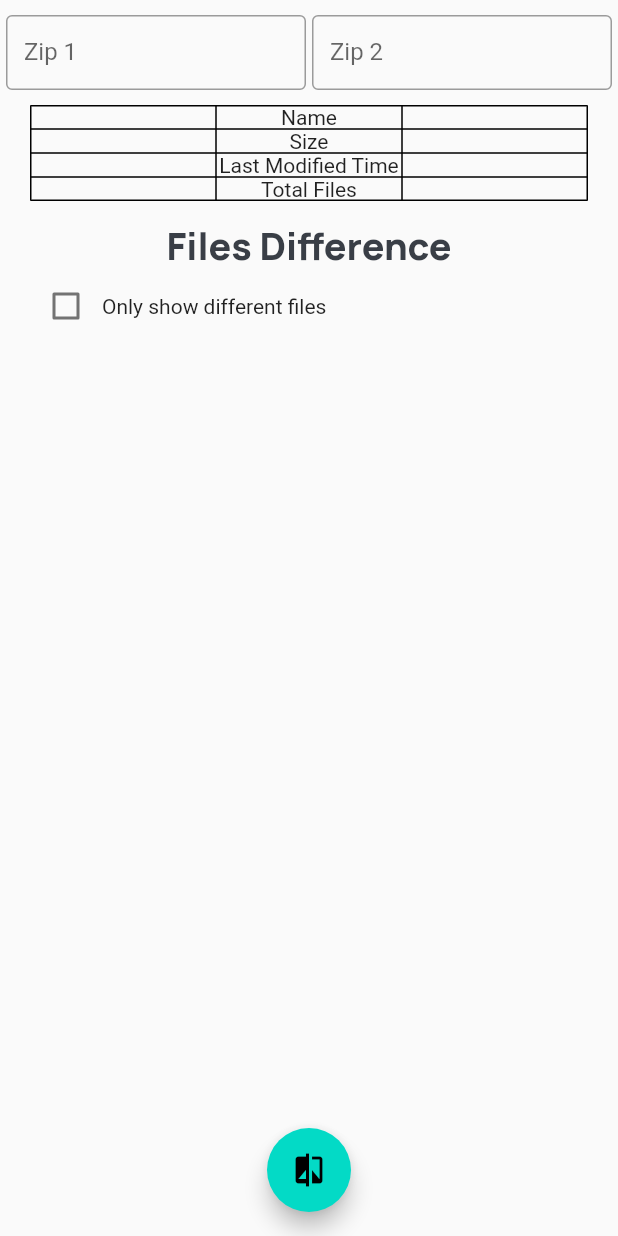
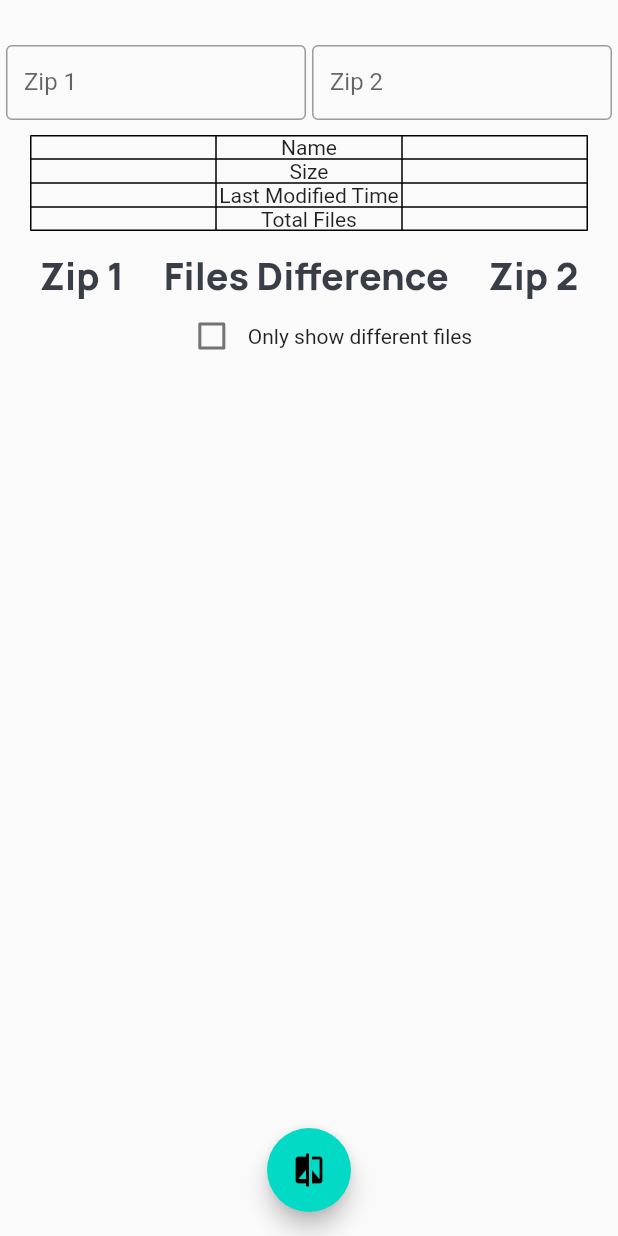
Before and after one commit to wish4129/zip_diff, a Flutter app: the screen it shows after launch, on a phone screen of 412 x 824 dp. Run offline on Flutter 3.47's test engine with Material 2 defaults, Android fonts, the phone set to English and light mode, and no system bars; our stand-ins replace cross_file, file_picker, flutter_riverpod, riverpod_annotation; missing offline and left inert: desktop_drop.

Commit message:
add title for list

```diff
--- a/lib/main.dart
+++ b/lib/main.dart
@@ -35,7 +35,9 @@ class _MyAppState extends ConsumerState<MyApp> {
       home: Scaffold(
         body: Center(
           child: Column(children: [
-            Row(
+            Padding(
+              padding: const EdgeInsets.only(top: 20.0),
+              child: Row(
                 mainAxisAlignment: MainAxisAlignment.spaceEvenly,
                 children: [
                   DragNDropWidget(
@@ -43,6 +45,7 @@ class _MyAppState extends ConsumerState<MyApp> {
                   DragNDropWidget(
                       index: 2, name: 'Drop zip here', display: zipTwo['name']),
                 ],
+              ),
             ),
             Padding(
               padding: const EdgeInsets.only(left: 20.0, right: 20.0),
@@ -97,19 +100,21 @@ class _MyAppState extends ConsumerState<MyApp> {
             ),
             Padding(
               padding: const EdgeInsets.only(top: 12.0),
-              child:
-                  Row(mainAxisAlignment: MainAxisAlignment.center, children: [
-                Center(
-                  child: Text(
+              child: Row(
+                  mainAxisAlignment: MainAxisAlignment.spaceEvenly,
+                  children: [
+                    Text('Zip 1', style: defaultTheme.textTheme.bodyLarge),
+                    Text(
                       'Files Difference',
                       style: defaultTheme.textTheme.bodyLarge,
                     ),
-                ),
+                    Text('Zip 2', style: defaultTheme.textTheme.bodyLarge),
                   ]),
             ),
             Padding(
               padding: const EdgeInsets.only(left: 20.0),
               child: Row(
+                mainAxisAlignment: MainAxisAlignment.center,
                 children: [
                   Checkbox(
                     value: ui['onlyShowDiff'],
@@ -129,14 +134,14 @@ class _MyAppState extends ConsumerState<MyApp> {
                 children: [
                   Expanded(
                     child: Container(
-                      height: 360,
+                      height: 330,
                       padding: const EdgeInsets.only(right: 10.0),
                       child: listOne(ref),
                     ),
                   ),
                   Expanded(
                     child: Container(
-                      height: 360,
+                      height: 330,
                       padding: const EdgeInsets.only(left: 10.0),
                       child: listTwo(ref),
                     ),
```
Lines whose indentation alone changed are shown as unchanged.
